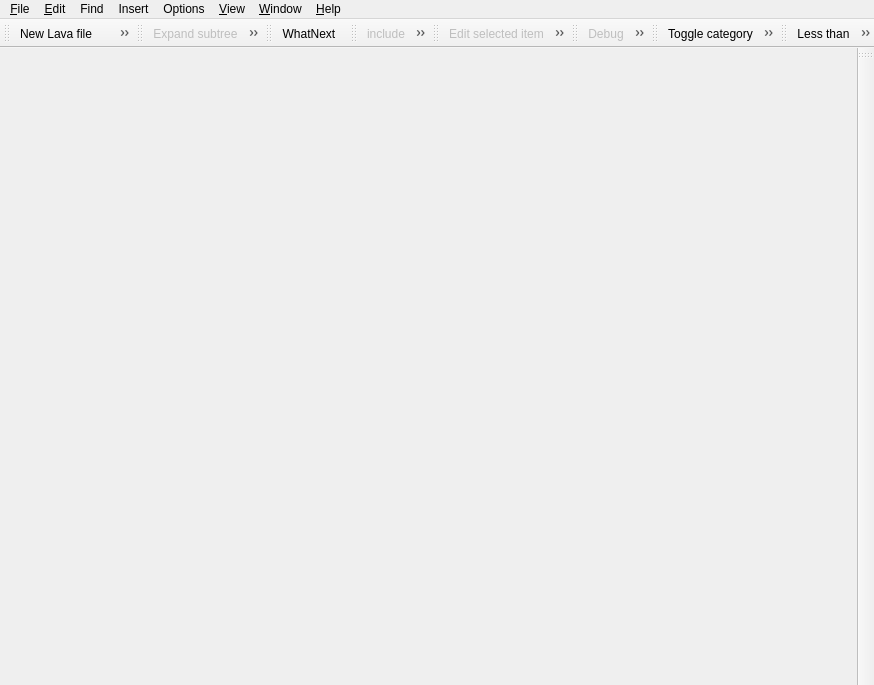
Qt form lavape/src/LavaPE_UI/cmainframe.ui (berkus/lavape) before a commit.
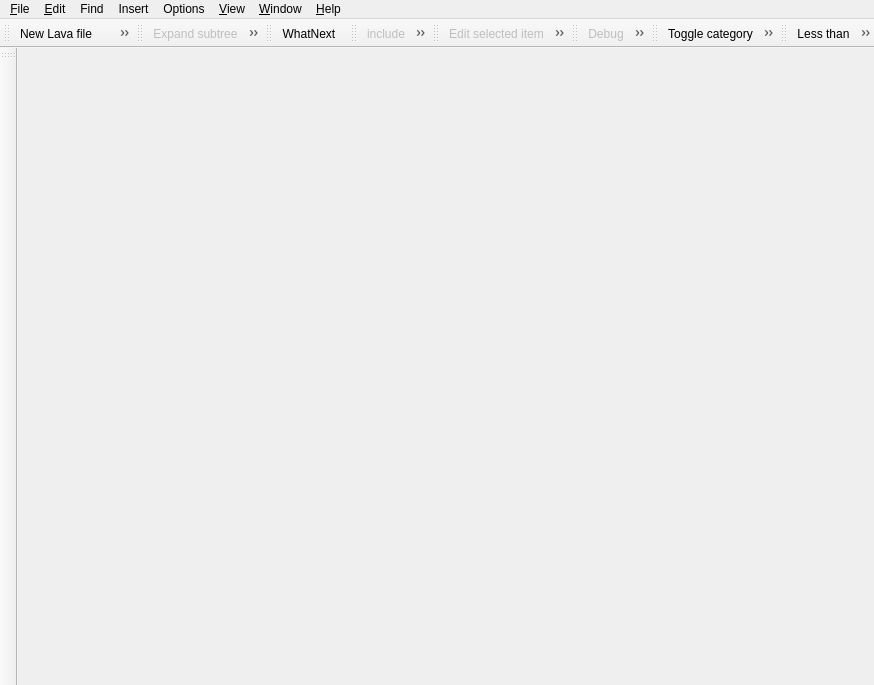
The same form after that commit. Icons and pictures are not drawn.

```diff
--- a/lavape/src/LavaPE_UI/cmainframe.ui
+++ b/lavape/src/LavaPE_UI/cmainframe.ui
@@ -285,7 +285,7 @@
     <enum>Qt::Vertical</enum>
    </property>
    <attribute name="toolBarArea" >
-    <number>2</number>
+    <number>1</number>
    </attribute>
   </widget>
   <widget class="QMenuBar" name="menubar" >
```
Left out of the diff: 2 changed lines with no effect on the pictures.
